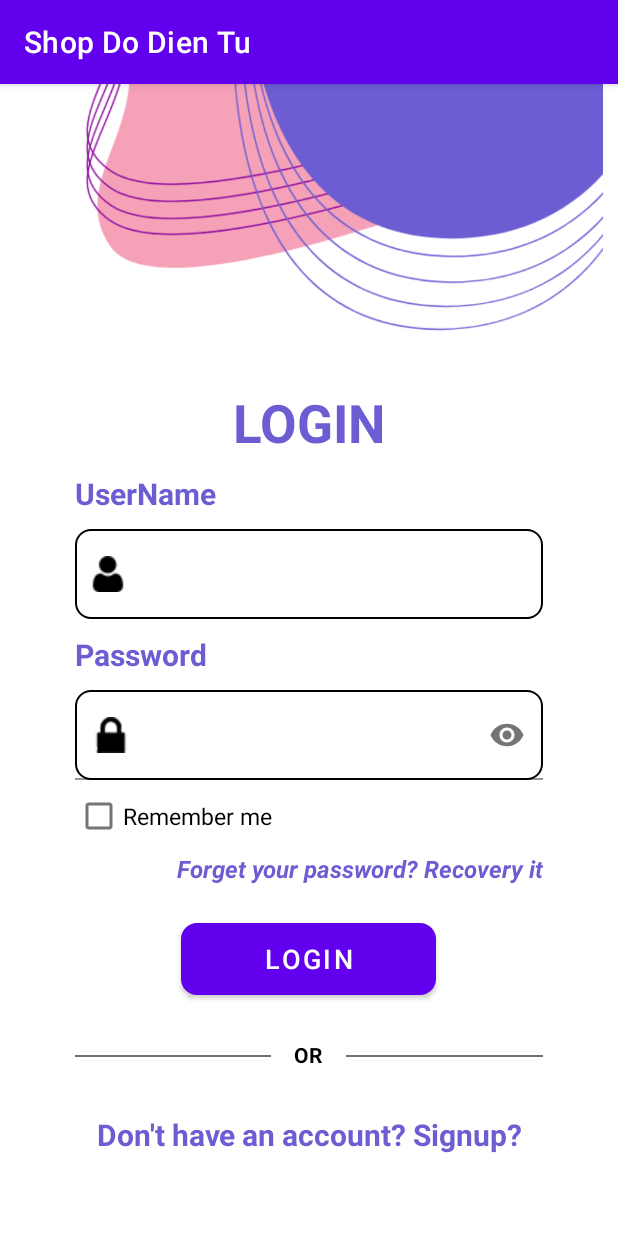
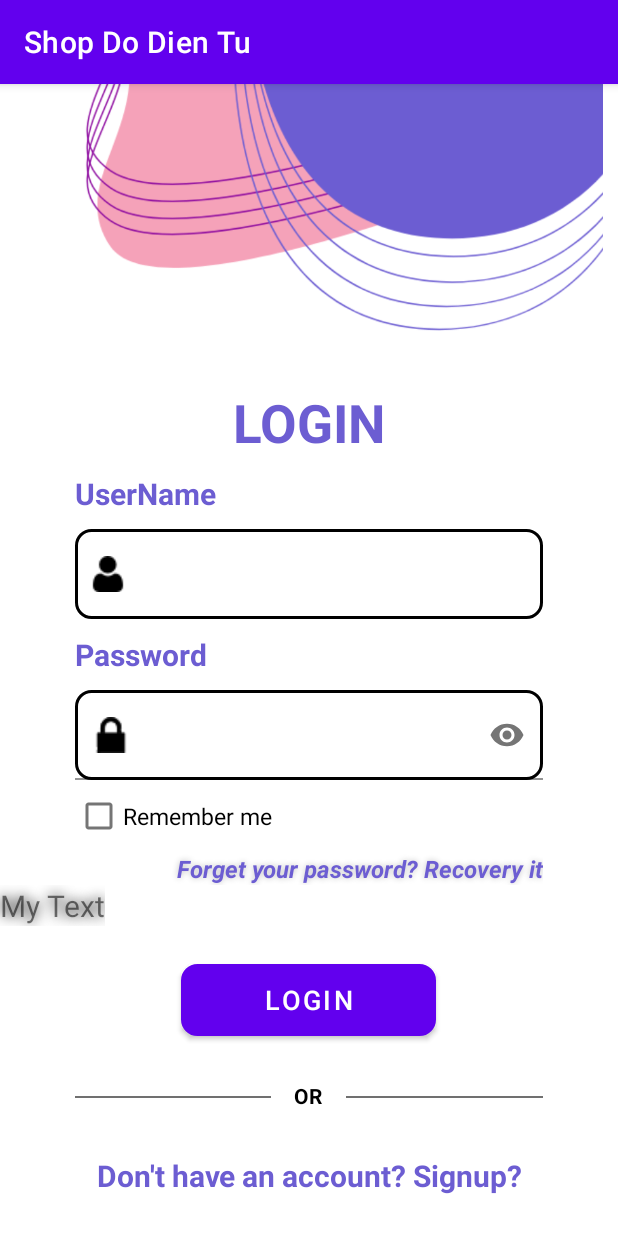
Before and after one commit to cwmTi3n/DoAnAndroid_ShopOnline, an Android app: the screen it shows after launch (LoginActivity), on a phone screen of 412 x 824 dp. Shown: the top 1233 px of the screen. Run offline under Robolectric (Android 15) with nearby library versions, the light colour scheme and no system bars; 1 statement that could not run was skipped.

Commit message:
Xây dựng UI activity_login

```diff
--- a/app/src/main/res/drawable/radius_border_10dp.xml
+++ b/app/src/main/res/drawable/radius_border_10dp.xml
@@ -3,7 +3,7 @@
 <item>
     <shape android:shape="rectangle">
         <corners android:radius="10dp"/>
-        <stroke android:width="1dp"/>
+        <stroke android:width="2dp"/>
         <solid android:color="#fff"/>
     </shape>
 </item>
--- a/app/src/main/res/layout/activity_login.xml
+++ b/app/src/main/res/layout/activity_login.xml
@@ -49,11 +49,12 @@
                 android:layout_marginLeft="50dp"
                 android:layout_marginRight="50dp"
                 android:drawableLeft="@drawable/user1"
+                android:drawablePadding="10dp"
                 android:paddingStart="10dp"
                 android:background="@drawable/radius_border_10dp"
                 android:ems="10"
                 android:inputType="textPersonName"
-                android:textColorHint="#707070" />
+                android:textSize="20dp"/>
 
             <TextView
                 android:layout_width="match_parent"
@@ -82,11 +83,8 @@
                     android:layout_height="60dp"
                     android:background="@drawable/radius_border_10dp"
                     android:inputType="textPassword"
-                    android:textSize="20dp"
-                    android:fontFamily="sans-serif">
+                    android:textSize="20dp">
                 </com.google.android.material.textfield.TextInputEditText>
-
-
 
             </com.google.android.material.textfield.TextInputLayout>
 
@@ -109,7 +107,17 @@
                 android:textSize="16dp"
                 android:textStyle="bold|italic"
                 android:textAlignment="viewEnd"
-                android:textColor="#6C5DD2" />
+                android:textColor="#6C5DD2"
+                android:shadowColor="#C0C0C0"
+                android:shadowRadius="5"/>
+            <TextView
+                android:id="@+id/myTextView"
+                android:layout_width="wrap_content"
+                android:layout_height="wrap_content"
+                android:text="My Text"
+                android:textSize="20dp"
+                android:shadowColor="#000"
+                android:shadowRadius="10"/>
 
             <Button
                 android:id="@+id/btnlogin"
```
